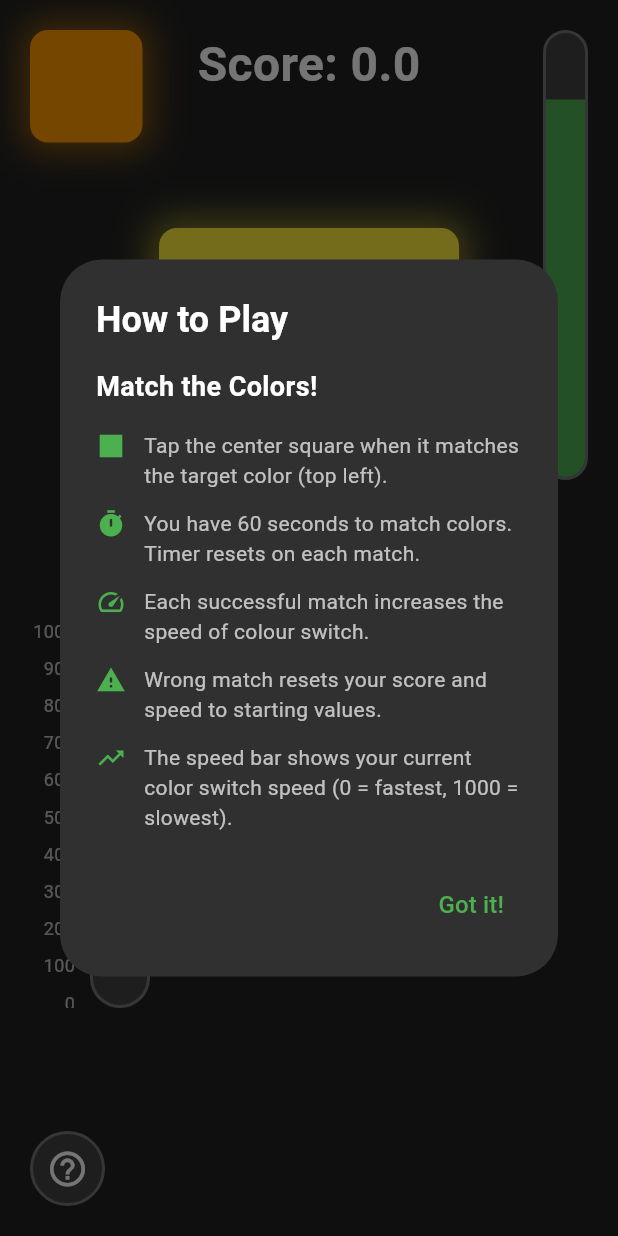
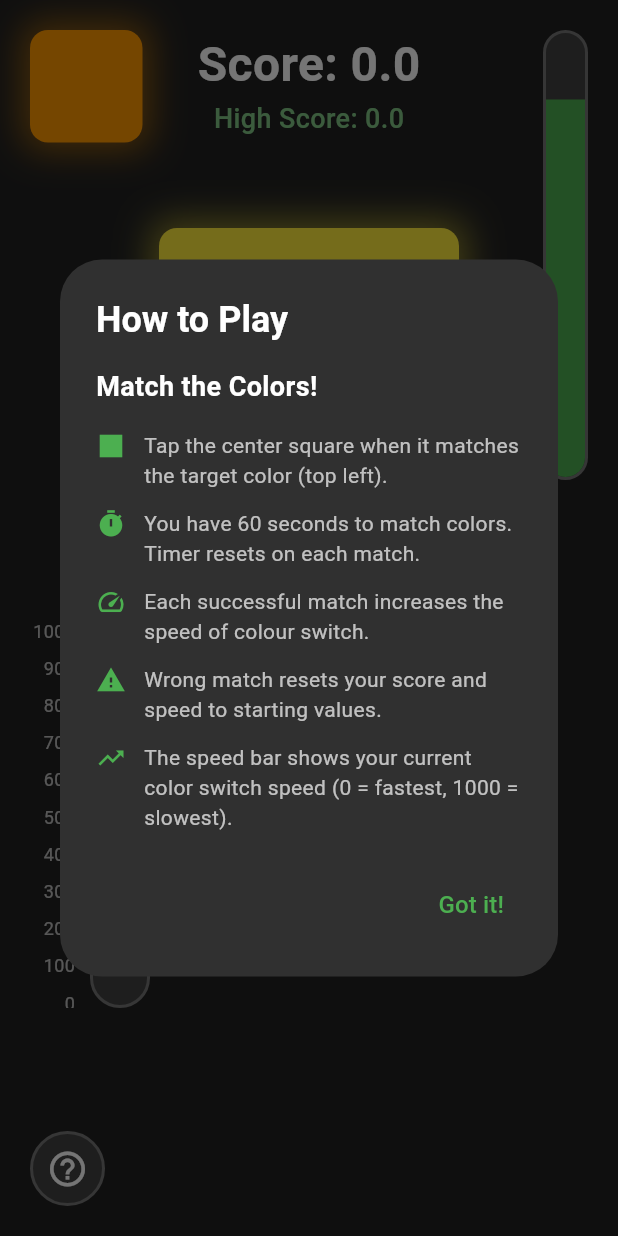
Before and after one commit to EvalVis/cats-instinct, a Flutter app: the screen it shows after launch, after a tap on the "help outline" icon, on a phone screen of 412 x 824 dp. Run offline on Flutter 3.47's test engine with Material 3 defaults, Android fonts, the phone set to English and light mode, and no system bars; our stand-ins replace shared_preferences.

Commit message:
Add high score

```diff
--- a/lib/main.dart
+++ b/lib/main.dart
@@ -1,6 +1,7 @@
 import 'dart:async';
 import 'dart:math';
 import 'package:flutter/material.dart';
+import 'package:shared_preferences/shared_preferences.dart';
 
 void main() {
   runApp(const MainApp());
@@ -36,6 +37,7 @@ class _GameScreenState extends State<GameScreen> {
   Color _centerColor = Colors.blue;
   int _lastCenterColorIndex = -1;
   double _score = 0.0;
+  double _highScore = 0.0;
   Timer? _colorSwitchTimer;
   Timer? _clickTimer;
   int _timeRemaining = 60;
@@ -58,9 +60,27 @@ class _GameScreenState extends State<GameScreen> {
   @override
   void initState() {
     super.initState();
+    _loadHighScore();
     _pickNewTargetColor();
     _startColorSwitching();
     _startClickTimer();
+  }
+
+  Future<void> _loadHighScore() async {
+    final prefs = await SharedPreferences.getInstance();
+    setState(() {
+      _highScore = prefs.getDouble('high_score') ?? 0.0;
+    });
+  }
+
+  Future<void> _saveHighScore(double score) async {
+    if (score > _highScore) {
+      final prefs = await SharedPreferences.getInstance();
+      await prefs.setDouble('high_score', score);
+      setState(() {
+        _highScore = score;
+      });
+    }
   }
 
   @override
@@ -131,6 +151,7 @@ class _GameScreenState extends State<GameScreen> {
           _colorSwitchDelay = 0;
         }
       });
+      _saveHighScore(_score);
       _pickNewTargetColor();
       _startColorSwitching();
     } else {
@@ -259,13 +280,26 @@ class _GameScreenState extends State<GameScreen> {
               left: 0,
               right: 0,
               child: Center(
-                child: Text(
+                child: Column(
+                  mainAxisSize: MainAxisSize.min,
+                  children: [
+                    Text(
                       'Score: ${_score.toStringAsFixed(1)}',
                       style: const TextStyle(
                         color: Colors.white,
                         fontSize: 32,
                         fontWeight: FontWeight.bold,
                       ),
+                    ),
+                    Text(
+                      'High Score: ${_highScore.toStringAsFixed(1)}',
+                      style: TextStyle(
+                        color: Colors.green[300],
+                        fontSize: 18,
+                        fontWeight: FontWeight.w500,
+                      ),
+                    ),
+                  ],
                 ),
               ),
             ),
--- a/pubspec.yaml
+++ b/pubspec.yaml
@@ -9,6 +9,7 @@ environment:
 dependencies:
   flutter:
     sdk: flutter
+  shared_preferences: ^2.5.4
 
 dev_dependencies:
   flutter_test:
```
Also changed, not shown: pubspec.lock. Lines whose indentation alone changed are shown as unchanged.
